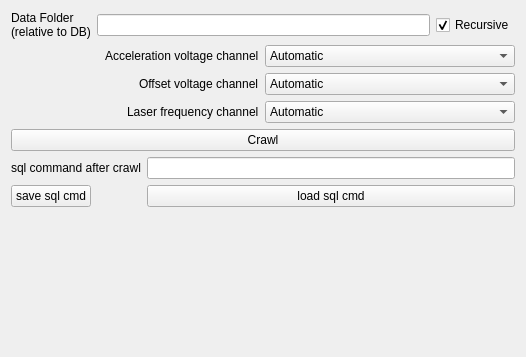
Old version of the form Tilda/PolliFit/Gui/Ui_Crawler.ui in the repository lasersphere/Tilda.
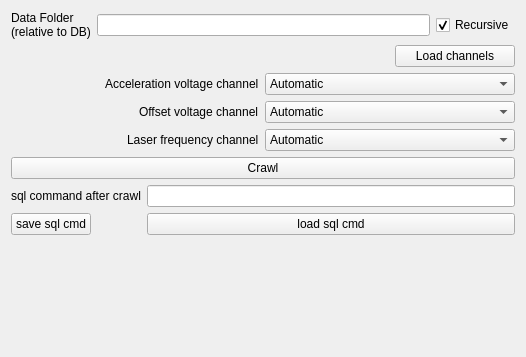
New version of the form.

Commit message: SpectraFit:   - Added the option to use the fit model y-values to calculate the uncertainties Crawler:   - Channels are loaded only automatically if a maximum number of files is not exceeded.   - Added the option to manually load metadata channels from xml files.

```diff
--- a/Tilda/PolliFit/Gui/Ui_Crawler.ui
+++ b/Tilda/PolliFit/Gui/Ui_Crawler.ui
@@ -59,6 +59,46 @@
      </item>
     </layout>
    </item>
+   <item>
+    <layout class="QHBoxLayout" name="hor_load_channels">
+     <item>
+      <spacer name="hspace_load_channels">
+       <property name="orientation">
+        <enum>Qt::Horizontal</enum>
+       </property>
+       <property name="sizeHint" stdset="0">
+        <size>
+         <width>40</width>
+         <height>20</height>
+        </size>
+       </property>
+      </spacer>
+     </item>
+     <item>
+      <widget class="QLabel" name="l_load_channels">
+       <property name="styleSheet">
+        <string notr="true">color: rgb(255, 0, 0);</string>
+       </property>
+       <property name="text">
+        <string/>
+       </property>
+      </widget>
+     </item>
+     <item>
+      <widget class="QPushButton" name="b_load_channels">
+       <property name="minimumSize">
+        <size>
+         <width>120</width>
+         <height>0</height>
+        </size>
+       </property>
+       <property name="text">
+        <string>Load channels</string>
+       </property>
+      </widget>
+     </item>
+    </layout>
+   </item>
    <item>
     <layout class="QHBoxLayout" name="hor_acc_voltage" stretch="1,0,0">
      <item>
```
The commit also changes 7 other files.
